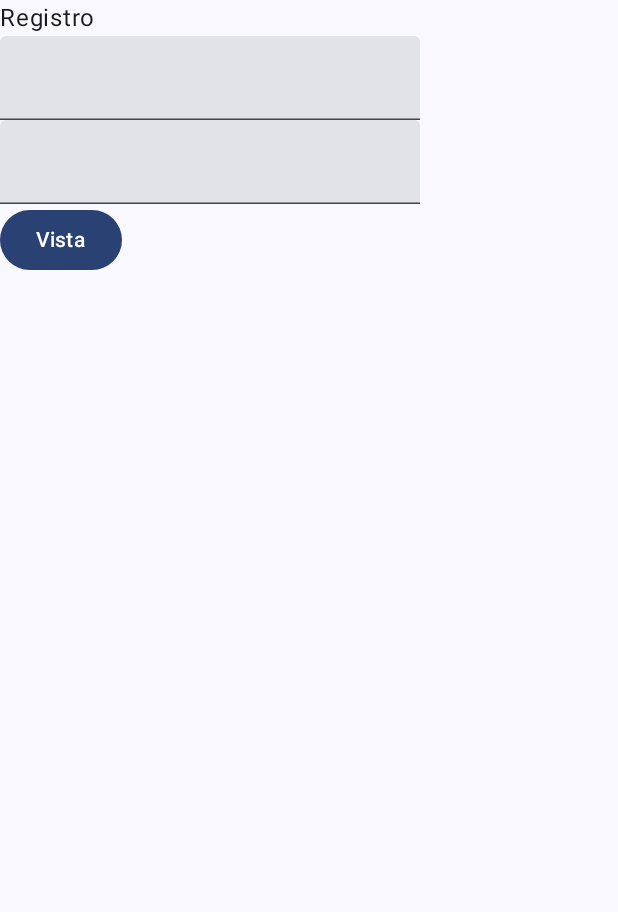
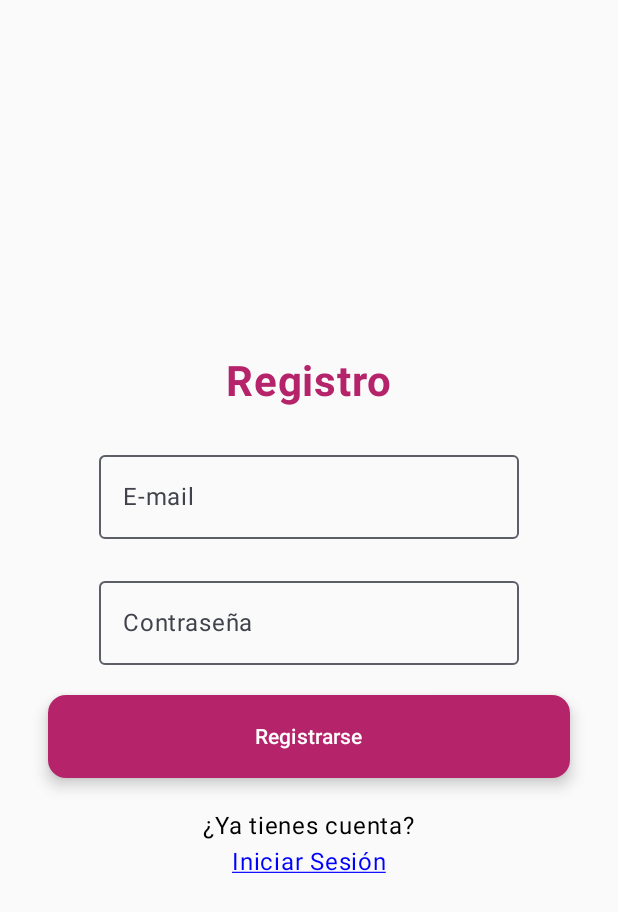
Before and after one commit to JorgeSepul/MVVMNavigationPokeApiFinal, an Android app built with Jetpack Compose: the RegisterScreen screen opened through its navigation route, on a phone screen of 412 x 824 dp. Shown: the top 912 px of the screen. Run offline under Robolectric (Android 15) with nearby library versions, the phone set to English and light mode, and no system bars; our stand-ins replace Firebase (no records; nobody signed in at launch, a user with empty details on screens opened directly), livedata-compose.

Commit message:
App finalizada sin imagenes pero funcionalidad completa.

```diff
--- a/app/src/main/java/com/example/mvvmnavigation/core/navigation/NavigationWrapper.kt
+++ b/app/src/main/java/com/example/mvvmnavigation/core/navigation/NavigationWrapper.kt
@@ -1,32 +1,28 @@
 package com.example.mvvmnavigation.core.navigation
 
 import androidx.compose.runtime.Composable
-import androidx.compose.ui.window.isPopupLayout
-import androidx.lifecycle.ViewModel
 import androidx.lifecycle.viewmodel.compose.viewModel
 import androidx.navigation.compose.NavHost
 import androidx.navigation.compose.composable
 import androidx.navigation.compose.rememberNavController
-import androidx.navigation.toRoute
 import com.example.mvvmnavigation.ui.screens.DatosScreen
 import com.example.mvvmnavigation.ui.screens.InicioScreen
 import com.example.mvvmnavigation.ui.screens.LoginScreen
 import com.example.mvvmnavigation.ui.screens.RegisterScreen
 import com.example.mvvmnavigation.ui.screens.VistaScreen
 import com.example.mvvmnavigation.ui.viewmodels.LoginViewModel
+import com.example.mvvmnavigation.ui.viewmodels.RegisterViewModel
 import com.example.mvvmnavigation.ui.viewmodels.VistaViewModel
 
 @Composable
 fun NavigationWrapper() {
-//encargado de tener toda la navegación
     val navController = rememberNavController()
-//donde estarán todas las rutas que utilizará nuestra app
+
     NavHost(navController= navController, startDestination = Inicio){
-//declaramos la vista login, entre <> va el nombre del objeto de Screens.kt
         composable<Inicio> {
             InicioScreen(
-                NavigateToLogin = { navController.navigate(Login) },
-                NavigateToRegistro = {navController.navigate(Registro)}
+                navigateToLogin = { navController.navigate(Login) },
+                navigateToRegistro = {navController.navigate(Registro)}
             )
         }
         composable<Login> {
@@ -36,7 +32,8 @@ fun NavigationWrapper() {
         }
 
         composable<Registro> {
-            RegisterScreen({navController.navigate(Login)})
+            val viewModel: RegisterViewModel = viewModel()
+            RegisterScreen(viewModel,  {navController.navigate(Login)})
         }
 
         composable<ScreenDatos>{
--- a/app/src/main/java/com/example/mvvmnavigation/core/navigation/Screens.kt
+++ b/app/src/main/java/com/example/mvvmnavigation/core/navigation/Screens.kt
@@ -13,5 +13,5 @@ object Inicio
 object ScreenDatos
 //si queremos mandar parámetros necesitamos una data class
 @Serializable
-data class Vista(val email : String, val pass : String)
+object Vista
 //si necesitamos pasar algo más pesado, un objeto, un array, lo hacemos pasando id y utilizando sharedPrefs
--- a/app/src/main/java/com/example/mvvmnavigation/data/network/PokeAPI.kt
+++ b/app/src/main/java/com/example/mvvmnavigation/data/network/PokeAPI.kt
@@ -10,8 +10,8 @@ import retrofit2.http.Path
 interface PokeAPI {
     @Headers("Accept: application/json")
 // Método para obtener todos los pokemon
-    @GET("pokemon")
-    fun getPokemons(): Call<PokemonResponse>
+    @GET("pokemon?limit=100")
+    suspend fun getPokemons(): PokemonResponse
     // Método para obtener una pokemon por su ID
     @GET("pokemon/{id}")
     fun getPokemon(@Path("id") id: Int): Call<Pokemon>
--- a/app/src/main/java/com/example/mvvmnavigation/ui/screens/InicioScreen.kt
+++ b/app/src/main/java/com/example/mvvmnavigation/ui/screens/InicioScreen.kt
@@ -1,6 +1,6 @@
 package com.example.mvvmnavigation.ui.screens
 
-import androidx.compose.foundation.Image
+import androidx.compose.foundation.background
 import androidx.compose.foundation.layout.Arrangement
 import androidx.compose.foundation.layout.Column
 import androidx.compose.foundation.layout.Spacer
@@ -8,41 +8,35 @@ import androidx.compose.foundation.layout.fillMaxSize
 import androidx.compose.foundation.layout.fillMaxWidth
 import androidx.compose.foundation.layout.height
 import androidx.compose.foundation.layout.padding
-import androidx.compose.foundation.layout.size
 import androidx.compose.material3.Button
 import androidx.compose.material3.ButtonDefaults
-import androidx.compose.material3.Scaffold
 import androidx.compose.material3.Text
-import androidx.compose.material3.TextField
 import androidx.compose.runtime.Composable
-import androidx.compose.runtime.getValue
-import androidx.compose.runtime.mutableStateOf
-import androidx.compose.runtime.remember
-import androidx.compose.runtime.setValue
 import androidx.compose.ui.Alignment
 import androidx.compose.ui.Modifier
 import androidx.compose.ui.graphics.Color
-import androidx.compose.ui.res.painterResource
 import androidx.compose.ui.text.font.FontWeight
 import androidx.compose.ui.tooling.preview.Preview
 import androidx.compose.ui.unit.dp
 import androidx.compose.ui.unit.sp
 
 @Composable
-fun InicioScreen(NavigateToLogin: () -> Unit, NavigateToRegistro: () -> Unit) {
+fun InicioScreen(navigateToLogin: () -> Unit, navigateToRegistro: () -> Unit) {
 
     Column(horizontalAlignment = Alignment.CenterHorizontally,
         verticalArrangement = Arrangement.Center,
-        modifier = Modifier.fillMaxSize()) {
+
+        modifier = Modifier.fillMaxSize()
+            .background(color = Color.Yellow)) {
 
         Text(
-            text = "RESERVIVES",
+            text = "POKEAPI",
             fontSize = 36.sp,
             fontWeight = FontWeight.Bold,
-            color = Color(red = 181, green = 36, blue = 106)
+            color = Color(red = 0, green = 12, blue = 255)
         )
         Text(
-            text = "Gestiona. Reserva. Disfruta.",
+            text = "Consulta tus pokemons favoritos.",
             fontSize = 14.sp,
             color = Color(red = 181, green = 36, blue = 106),
             fontWeight = FontWeight.Medium
@@ -57,7 +51,7 @@ fun InicioScreen(NavigateToLogin: () -> Unit, NavigateToRegistro: () -> Unit) {
 
         Spacer(modifier = Modifier.height(20.dp))
 
-        Button(onClick = { NavigateToLogin() },
+        Button(onClick = { navigateToLogin() },
             colors = ButtonDefaults.buttonColors(
                 containerColor = Color(red = 181, green = 36, blue = 106),
                 contentColor = Color.White
@@ -77,7 +71,7 @@ fun InicioScreen(NavigateToLogin: () -> Unit, NavigateToRegistro: () -> Unit) {
 
         Spacer(modifier = Modifier.height(40.dp))
 
-        Button(onClick = {NavigateToRegistro()},
+        Button(onClick = {navigateToRegistro()},
             colors = ButtonDefaults.buttonColors(
                 containerColor = Color(red = 181, green = 36, blue = 106),
                 contentColor = Color.White
@@ -96,9 +90,3 @@ fun InicioScreen(NavigateToLogin: () -> Unit, NavigateToRegistro: () -> Unit) {
         }
     }
 }
-
-@Preview
-@Composable
-fun preview(){
-    Text("klk")
-}
--- a/app/src/main/java/com/example/mvvmnavigation/ui/screens/RegisterScreen.kt
+++ b/app/src/main/java/com/example/mvvmnavigation/ui/screens/RegisterScreen.kt
@@ -1,35 +1,124 @@
 package com.example.mvvmnavigation.ui.screens
 
+import androidx.compose.foundation.clickable
+import androidx.compose.foundation.layout.Arrangement
 import androidx.compose.foundation.layout.Column
+import androidx.compose.foundation.layout.Spacer
 import androidx.compose.foundation.layout.fillMaxSize
+import androidx.compose.foundation.layout.fillMaxWidth
+import androidx.compose.foundation.layout.height
 import androidx.compose.foundation.layout.padding
+import androidx.compose.foundation.shape.RoundedCornerShape
+import androidx.compose.foundation.text.KeyboardOptions
 import androidx.compose.material3.Button
+import androidx.compose.material3.ButtonDefaults
+import androidx.compose.material3.CircularProgressIndicator
+import androidx.compose.material3.OutlinedTextField
 import androidx.compose.material3.Scaffold
 import androidx.compose.material3.Text
 import androidx.compose.material3.TextField
 import androidx.compose.runtime.Composable
 import androidx.compose.runtime.getValue
+import androidx.compose.runtime.livedata.observeAsState
 import androidx.compose.runtime.mutableStateOf
 import androidx.compose.runtime.remember
 import androidx.compose.runtime.setValue
+import androidx.compose.ui.Alignment
 import androidx.compose.ui.Modifier
+import androidx.compose.ui.graphics.Color
+import androidx.compose.ui.text.font.FontWeight
+import androidx.compose.ui.text.input.KeyboardType
+import androidx.compose.ui.text.input.PasswordVisualTransformation
+import androidx.compose.ui.text.style.TextDecoration
+import androidx.compose.ui.unit.dp
+import androidx.compose.ui.unit.sp
+import com.example.mvvmnavigation.ui.viewmodels.RegisterViewModel
 
 @Composable
-fun RegisterScreen(NavigateToLogin:()->Unit){
-    var email by remember { mutableStateOf("") }
-    var pass by remember { mutableStateOf("") }
-    Scaffold(modifier = Modifier.fillMaxSize()) { innerPadding ->
-        Column(modifier = Modifier.padding(innerPadding)) {
-            Text("Registro")
-            TextField(value = email, onValueChange = {x->email = x})
-            TextField(value = pass, onValueChange = {pass=it})
+fun RegisterScreen(viewModel : RegisterViewModel, navigateToLogin: () -> Unit){
+    val email by viewModel.email.observeAsState("")
+    val pass by viewModel.password.observeAsState("")
+    val errorMessage by viewModel.errorMessage.observeAsState("")
+    val isLoading by viewModel.isLoading.observeAsState(false)
+    val isRegisterOk by viewModel.isRegisterOk.observeAsState(false)
+    if (isRegisterOk){
+        navigateToLogin
+    }
+
+    Column(modifier = Modifier.fillMaxSize(),
+        horizontalAlignment = Alignment.CenterHorizontally,
+        verticalArrangement = Arrangement.Center) {
+
+        if(isLoading == true){
+            CircularProgressIndicator()
+        }else {
+            Text(
+                text = "Registro",
+                fontSize = 28.sp,
+                fontWeight = FontWeight.Bold,
+                color = Color(red = 181, green = 36, blue = 106),
+                modifier = Modifier
+                    .padding(bottom = 24.dp)
+                    .align(Alignment.CenterHorizontally)
+            )
+
+
+            OutlinedTextField(
+                value = email,
+                onValueChange = {x-> viewModel.onEmailChange(x)},
+                label = {Text(text = "E-mail")},
+                keyboardOptions = KeyboardOptions(keyboardType = KeyboardType.Email)
+            )
+
+            Spacer(modifier = Modifier.height(20.dp))
+
+            OutlinedTextField(
+                value = pass,
+                onValueChange = {x-> viewModel.onPasswordChange(x)},
+                label = {Text(text = "Contraseña")},
+                keyboardOptions = KeyboardOptions(keyboardType = KeyboardType.Password),
+                visualTransformation = PasswordVisualTransformation('*')
+            )
+
+            Spacer(modifier = Modifier.height(20.dp))
+
             Button(onClick = {
-                //validaciones de registro
-                NavigateToLogin()   } ) {
-                Text("Vista")
+                viewModel.onRegister()},
+                colors = ButtonDefaults.buttonColors(
+                    containerColor = Color(red = 181, green = 36, blue = 106),
+                    contentColor = Color.White
+                ),
+                shape = RoundedCornerShape(12.dp),
+                modifier = Modifier
+                    .fillMaxWidth()
+                    .padding(horizontal = 32.dp)
+                    .height(55.dp),
+                elevation = ButtonDefaults.buttonElevation(
+                    defaultElevation = 6.dp,
+                    pressedElevation = 10.dp
+                )
+            ){
+                Text(text = "Registrarse")
+            }
+
+            Spacer(modifier = Modifier.height(20.dp))
+
+            Text(
+                text = "¿Ya tienes cuenta?"
+            )
+            Text(
+                text = "Iniciar Sesión",
+                color = Color.Blue,
+                textDecoration = TextDecoration.Underline,
+                modifier = Modifier.clickable {
+                    navigateToLogin()
+                }
+            )
+
+            if (isRegisterOk != true && !errorMessage.isNullOrBlank()) {
+                Text(text = errorMessage!!)
             }
         }
 
-
     }
 }
--- a/app/src/main/java/com/example/mvvmnavigation/ui/screens/VistaScreen.kt
+++ b/app/src/main/java/com/example/mvvmnavigation/ui/screens/VistaScreen.kt
@@ -44,7 +44,7 @@ fun VistaScreen(
     // Cargar la lista al mostrar la pantalla
     LaunchedEffect(Unit) { vistaViewModel.loadPokemonList() }
 
-    val nombreActual = if (list.isNotEmpty()) list[index].getNombre() else "..."
+    val nombreActual = list.getOrNull(index)?.getNombre() ?: "..."
 
     Scaffold(modifier = Modifier.fillMaxSize()) { innerPadding ->
         Column(
@@ -92,7 +92,7 @@ fun VistaScreen(
                             pressedElevation = 10.dp
                         )
                     ) {
-                        Text("Siguiente Jedi")
+                        Text("Siguiente Pokemon")
                     }
                 }
             }
@@ -102,7 +102,7 @@ fun VistaScreen(
             Button(
                 onClick = { navigateToInicio() },
                 colors = ButtonDefaults.buttonColors(
-                    containerColor = Color(red = 181, green = 36, blue = 106),
+                    containerColor = Color(red = 0, green = 140, blue = 0),
                     contentColor = Color.White
                 ),
                 shape = androidx.compose.foundation.shape.RoundedCornerShape(12.dp),
```
Also changed, not shown: app/src/main/java/com/example/mvvmnavigation/data/models/Pokemon.kt (+3 -12 lines), app/src/main/java/com/example/mvvmnavigation/data/network/RetrofitClient.kt (+7 -5 lines), app/src/main/java/com/example/mvvmnavigation/data/repository/PokemonRepository.kt (+4 -20 lines), app/src/main/java/com/example/mvvmnavigation/ui/screens/LoginScreen.kt (+13 -5 lines), app/src/main/java/com/example/mvvmnavigation/ui/viewmodels/DatosViewModel.kt (+36 -0 lines), app/src/main/java/com/example/mvvmnavigation/ui/viewmodels/VistaViewModel.kt (+22 -14 lines).
